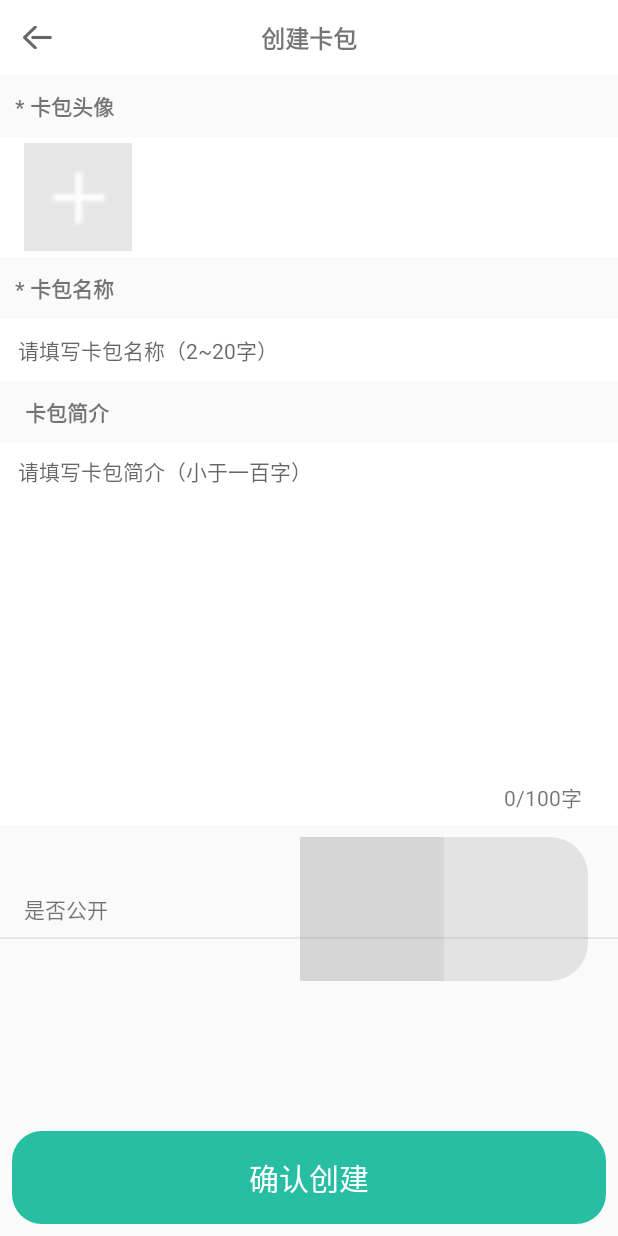
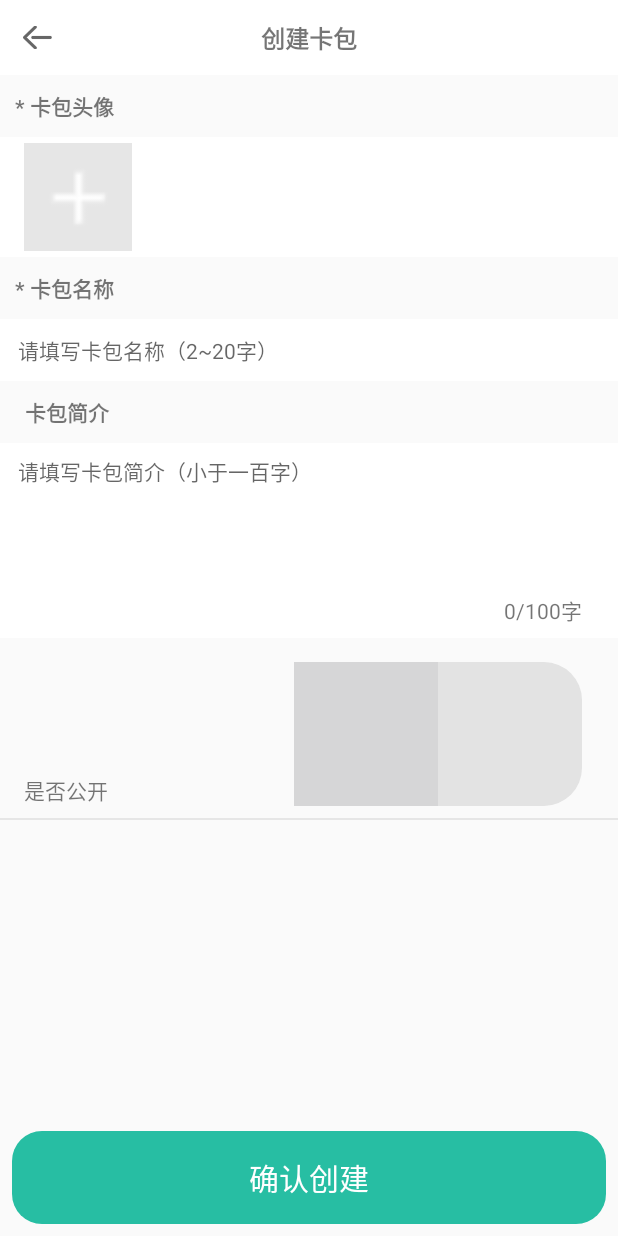
Before and after one commit to LoveLifeEveryday/MemoryKeeper, an Android app: the CreateCardActivity screen opened directly, with no data from a screen before it, on a phone screen of 412 x 824 dp. Run offline under Robolectric (Android 15) with nearby library versions, the phone set to English and light mode, and no system bars; our stand-ins replace ButterKnife, RxJava; libraries missing offline, so code that uses them is left out: com.tbruyelle.rxpermissions2, com.zhihu.matisse; pictures from the network do not load; 1 statement that could not run was skipped.

Commit message:
feat: 新建卡包逻辑代码

```diff
--- a/app/src/main/java/com/xcynice/memorykeeper/http/API.java
+++ b/app/src/main/java/com/xcynice/memorykeeper/http/API.java
@@ -8,6 +8,7 @@ import com.xcynice.memorykeeper.util.XUtil;
 
 import io.reactivex.Observable;
 import retrofit2.http.Body;
+import retrofit2.http.POST;
 import retrofit2.http.Query;
 
 /**
@@ -32,6 +33,8 @@ public class API {
          * @param cardBag 卡包实例
          * @return
          */
+
+        @POST("cardBag/add")
         Observable<BaseBean<CardBag>> createNewCardBag(@Body CardBag cardBag);
 
     }
--- a/app/src/main/java/com/xcynice/memorykeeper/module/CreateBag/presenter/CreateBagPresenter.java
+++ b/app/src/main/java/com/xcynice/memorykeeper/module/CreateBag/presenter/CreateBagPresenter.java
@@ -31,13 +31,12 @@ public class CreateBagPresenter extends BasePresenter<ICreateBagView> {
              */
             @Override
             public void onSuccess(BaseBean<CardBag> o) {
-
-
+                baseView.onSuccess();
             }
 
             @Override
             public void onError(String msg) {
-
+                baseView.onFailure(msg);
             }
         });
     }
--- a/app/src/main/java/com/xcynice/memorykeeper/module/CreateBag/view/ICreateBagView.java
+++ b/app/src/main/java/com/xcynice/memorykeeper/module/CreateBag/view/ICreateBagView.java
@@ -26,4 +26,13 @@ public interface ICreateBagView extends BaseView {
      * 获取图片
      */
     void getImage();
+
+    /**
+     * 新建卡包成功
+     */
+    void onSuccess();
+    /**
+     * 获取卡包失败
+     */
+    void onFailure(String errorMsg);
 }
--- a/app/src/main/res/layout/activity_create_card.xml
+++ b/app/src/main/res/layout/activity_create_card.xml
@@ -119,8 +119,7 @@
     <EditText
         android:id="@+id/create_card_brief_introduction_edit"
         android:layout_width="0dp"
-        android:layout_height="0dp"
-        android:layout_marginBottom="8dp"
+        android:layout_height="130dp"
         android:background="#FFFFFF	"
         android:ems="10"
         android:gravity="start|top"
@@ -132,7 +131,6 @@
         android:paddingTop="8dp"
         android:paddingEnd="8dp"
         android:textSize="14sp"
-        app:layout_constraintBottom_toTopOf="@+id/create_card_if_public_switch"
         app:layout_constraintEnd_toEndOf="parent"
         app:layout_constraintHorizontal_bias="0.0"
         app:layout_constraintStart_toStartOf="parent"
@@ -170,12 +168,12 @@
         android:id="@+id/create_card_if_public_switch"
         android:layout_width="wrap_content"
         android:layout_height="wrap_content"
-        android:layout_marginEnd="20dp"
-        android:layout_marginBottom="100dp"
+        android:layout_marginTop="16dp"
+        android:layout_marginEnd="24dp"
         android:thumb="@drawable/switch_thumb"
         android:track="@drawable/switch_track_selector"
-        app:layout_constraintBottom_toTopOf="@+id/create_card_to_create_tv"
         app:layout_constraintEnd_toEndOf="@+id/create_card_brief_introduction_edit"
+        app:layout_constraintTop_toBottomOf="@+id/create_card_brief_introduction_edit"
         tools:ignore="UseSwitchCompatOrMaterialXml" />
 
     <TextView
@@ -186,15 +184,17 @@
         android:text="是否公开"
         app:layout_constraintBottom_toBottomOf="@+id/create_card_if_public_switch"
         app:layout_constraintStart_toStartOf="parent"
-        app:layout_constraintTop_toTopOf="@+id/create_card_if_public_switch" />
+        app:layout_constraintTop_toTopOf="@+id/create_card_if_public_switch"
+        app:layout_constraintVertical_bias="1.0" />
 
     <View
-        android:layout_width="match_parent"
+        android:id="@+id/view"
+        android:layout_width="0dp"
         android:layout_height="1sp"
         android:layout_marginTop="8dp"
         android:background="#33979797"
         app:layout_constraintEnd_toEndOf="parent"
         app:layout_constraintStart_toStartOf="parent"
-        app:layout_constraintTop_toBottomOf="@+id/textView" />
+        app:layout_constraintTop_toBottomOf="@+id/create_card_if_public_switch" />
 
 </androidx.constraintlayout.widget.ConstraintLayout>
```
Also changed, not shown: app/src/main/java/com/xcynice/memorykeeper/module/CreateBag/activity/CreateCardActivity.java (+23 -1 lines).
